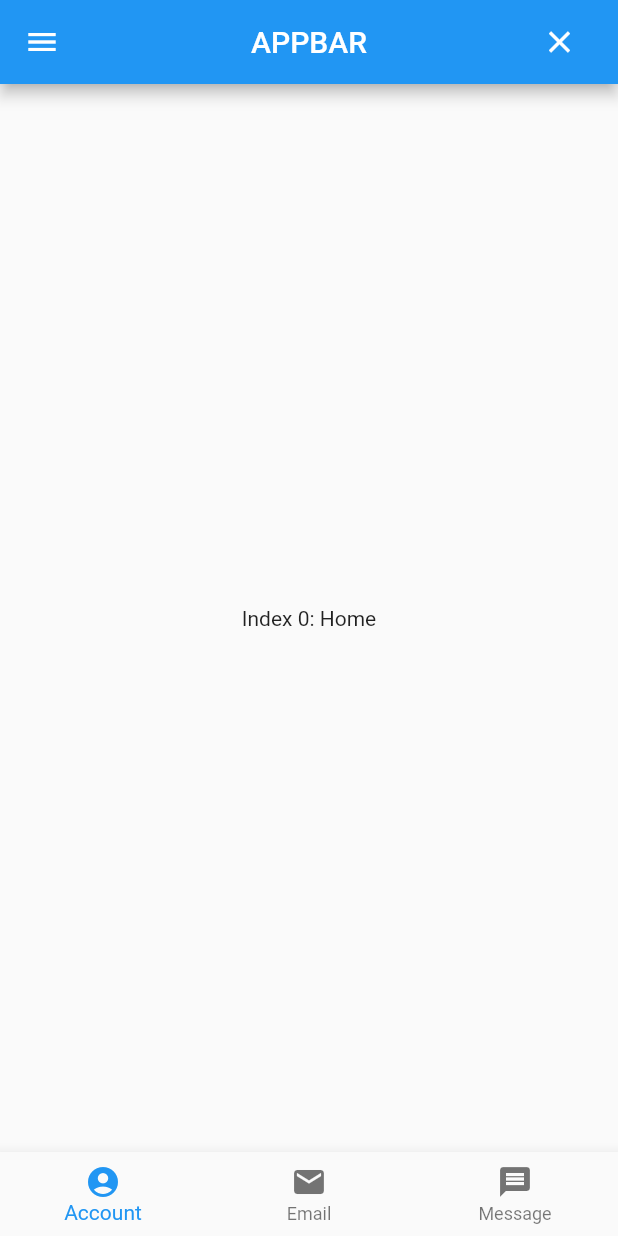
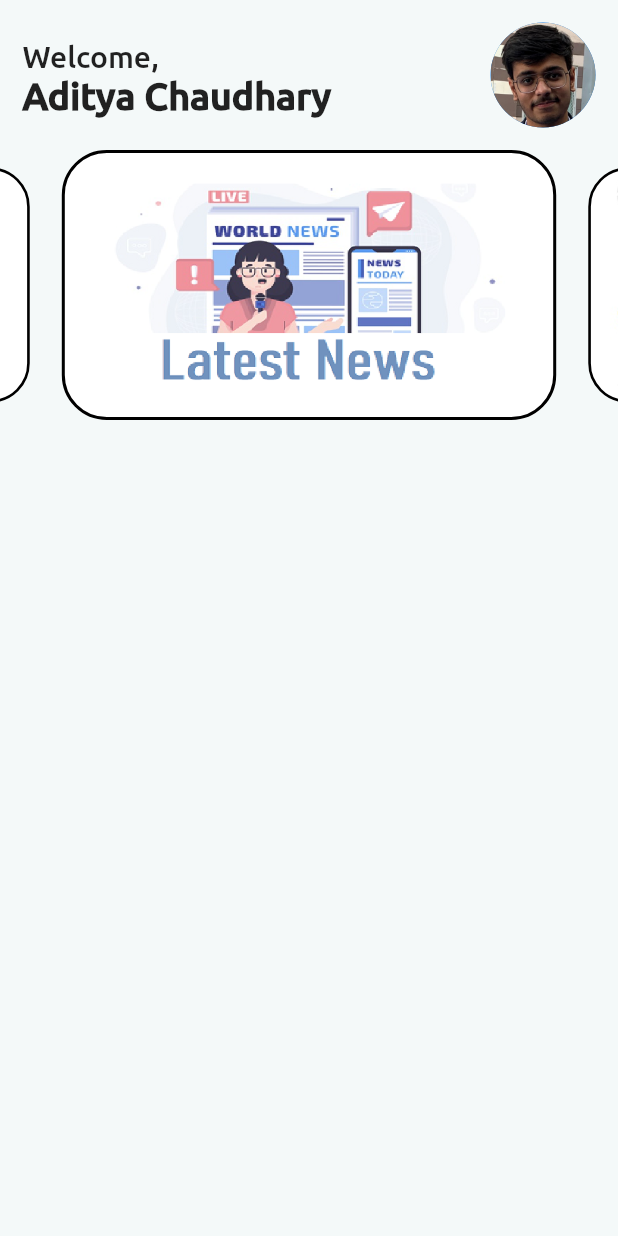
Before and after one commit to IIIT-FLUTTER/IIIT_NEWAPP, a Flutter app: the MyApp screen opened directly, on a phone screen of 412 x 824 dp. Run offline on Flutter 3.47's test engine with Material 2 defaults, Android fonts, the phone set to English and light mode, and no system bars; drawn by our look-alikes of carousel_slider.

Commit message:
Changes done

```diff
--- /dev/null
+++ b/lib/homepage/slider.dart
@@ -0,0 +1,27 @@
+import 'package:flutter/material.dart';
+
+class CarouselChild extends StatelessWidget {
+  CarouselChild({@required this.address, this.onPress});
+  final String address;
+  final Function onPress;
+
+  @override
+  Widget build(BuildContext context) {
+    return GestureDetector(
+      onTap: onPress,
+      child: Container(
+        decoration: BoxDecoration(
+          border: Border.all(
+            color: Colors.black,
+            width: 2.0,
+          ),
+          borderRadius: BorderRadius.circular(30.0),
+          image: DecorationImage(
+            image: AssetImage(address),
+            fit: BoxFit.cover,
+          ),
+        ),
+      ),
+    );
+  }
+}
--- a/lib/screens/about_page.dart
+++ b/lib/screens/about_page.dart
@@ -9,7 +9,7 @@ class AboutPage extends StatelessWidget {
       ),
       body: Center(
         child: Text(
-          'Please ye wala bhi bana do',
+          'About Us',
           textAlign: TextAlign.center,
           style: TextStyle(
             fontSize: 50.0,
--- a/lib/screens/attendance_page.dart
+++ b/lib/screens/attendance_page.dart
@@ -9,7 +9,7 @@ class AttendancePage extends StatelessWidget {
       ),
       body: Center(
         child: Text(
-          'Ye Bhi Bana Do',
+          'Attendance',
           style: TextStyle(
             fontSize: 50.0,
           ),
--- a/lib/screens/home_screen.dart
+++ b/lib/screens/home_screen.dart
@@ -1,8 +1,11 @@
 import 'package:flutter/cupertino.dart';
 import 'package:flutter/material.dart';
+import 'package:iiit_skeleton/screens/Faculty.dart';
 import 'package:iiit_skeleton/screens/attendance_page.dart';
-import 'package:iiit_skeleton/screens/login_page_home.dart';
+import 'package:iiit_skeleton/screens/news.dart';
 import 'about_page.dart';
+import 'package:carousel_slider/carousel_slider.dart';
+import 'package:iiit_skeleton/homepage/slider.dart';
 
 class HomeScreen extends StatelessWidget {
   @override
@@ -20,45 +23,10 @@ class MyApp extends StatefulWidget {
 
 class _MyAppState extends State<MyApp> {
   int _selectedIndex = 0;
-  static const List<Widget> _widgetOptions = <Widget>[
-    Text(
-      'Index 0: Home',
-    ),
-    Text(
-      'Index 1: Email',
-    ),
-    Text(
-      'Index 2: Message',
-    ),
-  ];
-
-  void _onItemTapped(int index) {
-    setState(() {
-      _selectedIndex = index;
-    });
-  }
-
   @override
   Widget build(BuildContext context) {
     return Scaffold(
-      bottomNavigationBar: BottomNavigationBar(
-        items: const <BottomNavigationBarItem>[
-          BottomNavigationBarItem(
-            icon: Icon(Icons.account_circle),
-            label: 'Account',
-          ),
-          BottomNavigationBarItem(
-            icon: Icon(Icons.email),
-            label: 'Email',
-          ),
-          BottomNavigationBarItem(
-            icon: Icon(Icons.message),
-            label: 'Message',
-          ),
-        ],
-        currentIndex: _selectedIndex,
-        onTap: _onItemTapped,
-      ),
+      backgroundColor: Color(0xFFF4F9F9),
       drawer: Drawer(
         child: ListView(
           children: [
@@ -92,31 +60,123 @@ class _MyAppState extends State<MyApp> {
                 );
               },
             ),
+            ListTile(
+              title: Text('Faculty'),
+              onTap: () {
+                Navigator.push(
+                  context,
+                  MaterialPageRoute(
+                    builder: (context) => AttendancePage(),
+                  ),
+                );
+              },
+            ),
           ],
         ),
       ),
-      appBar: AppBar(
-        actions: [
-          IconButton(
-              icon: Icon(Icons.clear),
-              onPressed: () {
+      body: SafeArea(
+        child: Container(
+          child: Column(
+            children: [
+              Container(
+                margin: EdgeInsets.all(15.0),
+                child: Row(
+                  mainAxisAlignment: MainAxisAlignment.spaceBetween,
+                  children: [
+                    Column(
+                      crossAxisAlignment: CrossAxisAlignment.start,
+                      children: [
+                        SizedBox(
+                          height: 5.0,
+                        ),
+                        Text(
+                          "Welcome,",
+                          textAlign: TextAlign.left,
+                          style: TextStyle(
+                            fontSize: 20.0,
+                            fontFamily: 'Ubuntu',
+                            fontWeight: FontWeight.w300,
+                          ),
+                        ),
+                        Text(
+                          "Aditya Chaudhary",
+                          style: TextStyle(
+                            textBaseline: TextBaseline.alphabetic,
+                            fontSize: 25.0,
+                            fontFamily: 'Ubuntu',
+                            fontWeight: FontWeight.w900,
+                          ),
+                        ),
+                      ],
+                    ),
+                    CircleAvatar(
+                      radius: 35.0,
+                      backgroundImage: AssetImage('images/1.png'),
+                    ),
+                  ],
+                ),
+              ),
+              Container(
+                height: 200.0,
+                child: Column(
+                  children: [
+                    CarouselSlider(
+                      items: [
+                        CarouselChild(
+                          address: 'images/l.png',
+                          onPress: () {
+                            setState(() {
                               Navigator.push(
                                 context,
                                 MaterialPageRoute(
-                    builder: (context) => LoginPage(),
+                                  builder: (context) => LatestNewsPage(),
                                 ),
                               );
-              }),
-          SizedBox(
-            width: 15.0,
+                            });
+                          },
+                        ),
+                        CarouselChild(
+                          address: 'images/8.jpg',
+                          onPress: () {
+                            setState(() {
+                              Navigator.push(
+                                context,
+                                MaterialPageRoute(
+                                  builder: (context) => AboutPage(),
+                                ),
+                              );
+                            });
+                          },
+                        ),
+                        CarouselChild(
+                          address: 'images/10.png',
+                          onPress: () {
+                            setState(() {
+                              Navigator.push(
+                                context,
+                                MaterialPageRoute(
+                                  builder: (context) => FacultyPage(),
+                                ),
+                              );
+                            });
+                          },
                         ),
                       ],
-        centerTitle: true,
-        title: Text(
-          'APPBAR',
+                      options: CarouselOptions(
+                        enlargeCenterPage: true,
+                        height: 180.0,
+                        aspectRatio: 16 / 9,
+                        enableInfiniteScroll: true,
+                        viewportFraction: 0.8,
+                      ),
+                    )
+                  ],
                 ),
               ),
-      body: Center(child: _widgetOptions[_selectedIndex]),
+            ],
+          ),
+        ),
+      ),
     );
   }
 }
```
Also changed, not shown: lib/screens/Faculty.dart (added, +25 -0 lines), lib/screens/news.dart (added, +38 -0 lines), pubspec.yaml (+23 -7 lines), fonts/Questrial-Regular.ttf (added), fonts/Quicksand-Regular.ttf (added), fonts/Ubuntu-Medium.ttf (added), images/1.png (added), images/10.png (added), images/11.png (added), images/2.png (added), images/4.png (added), images/5.png (added), images/6.png (added), images/8.jpg (added), 3 more files. Lines whose indentation alone changed are shown as unchanged.
